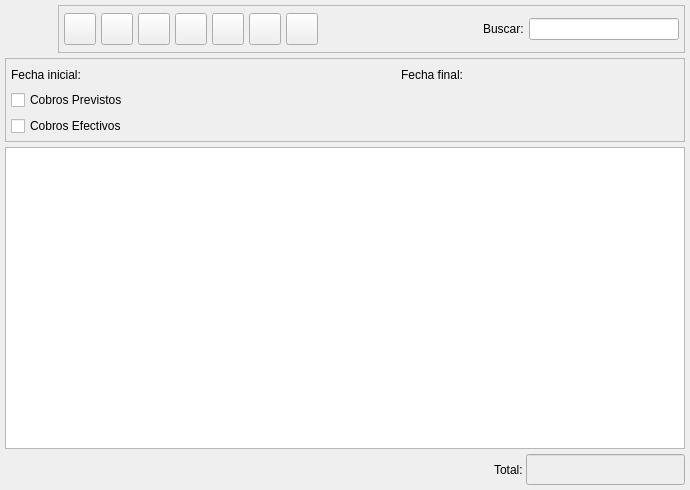
The window that bulmages/bulmafact/src/cobroslistbase.ui (eboladev/Bulmages-1) describes before a commit, drawn with Qt 5.
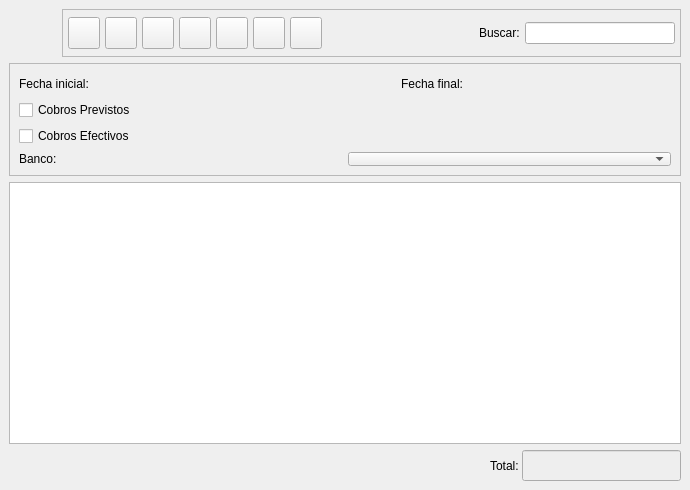
The same window after the commit. Icons and pictures are not drawn. Custom widgets are drawn as their Qt base class.

Commit message: Agrego el campo de banco a las fichas de cobro y pago. Modifico los listados de cobros i pagos para que presenten el campo de banco en filtrado y en listado. Con este commit he vuelto a modificar la base de datos, no os ovideis de aplicar el parche para que la cosa funcione.

What changed in the file:
```diff
--- a/bulmages/bulmafact/src/cobroslistbase.ui
+++ b/bulmages/bulmafact/src/cobroslistbase.ui
@@ -21,10 +21,10 @@
   </property>
   <layout class="QVBoxLayout" >
    <property name="margin" >
-    <number>5</number>
+    <number>9</number>
    </property>
    <property name="spacing" >
-    <number>5</number>
+    <number>6</number>
    </property>
    <item>
     <layout class="QHBoxLayout" >
@@ -397,10 +397,10 @@
      </property>
      <layout class="QVBoxLayout" >
       <property name="margin" >
-       <number>5</number>
+       <number>9</number>
       </property>
       <property name="spacing" >
-       <number>5</number>
+       <number>6</number>
       </property>
       <item>
        <layout class="QHBoxLayout" >
@@ -538,6 +538,35 @@
         </item>
        </layout>
       </item>
+      <item>
+       <layout class="QHBoxLayout" >
+        <property name="margin" >
+         <number>0</number>
+        </property>
+        <property name="spacing" >
+         <number>6</number>
+        </property>
+        <item>
+         <widget class="QLabel" name="textLabel1_5" >
+          <property name="text" >
+           <string>Banco:</string>
+          </property>
+         </widget>
+        </item>
+        <item>
+         <widget class="BusquedaBanco" name="mui_idbanco" >
+          <property name="sizePolicy" >
+           <sizepolicy>
+            <hsizetype>13</hsizetype>
+            <vsizetype>13</vsizetype>
+            <horstretch>0</horstretch>
+            <verstretch>0</verstretch>
+           </sizepolicy>
+          </property>
+         </widget>
+        </item>
+       </layout>
+      </item>
      </layout>
     </widget>
    </item>
@@ -656,6 +685,11 @@
  </widget>
  <layoutdefault spacing="3" margin="5" />
  <customwidgets>
+  <customwidget>
+   <class>BusquedaBanco</class>
+   <extends>QComboBox</extends>
+   <header>busquedabanco.h</header>
+  </customwidget>
   <customwidget>
    <class>CobrosListSubForm</class>
    <extends>QTableWidget</extends>
```
The commit also changes 22 other files.
